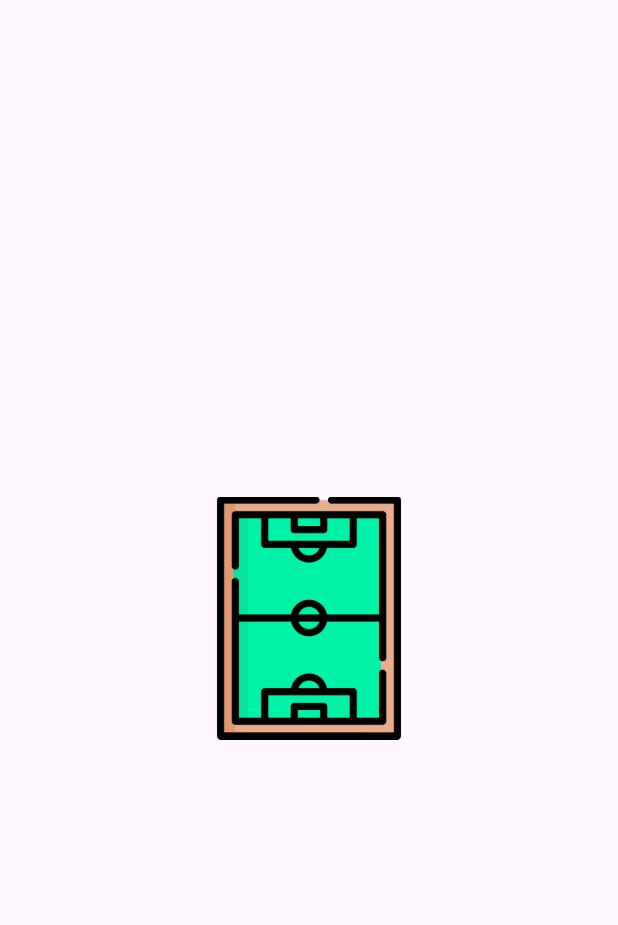
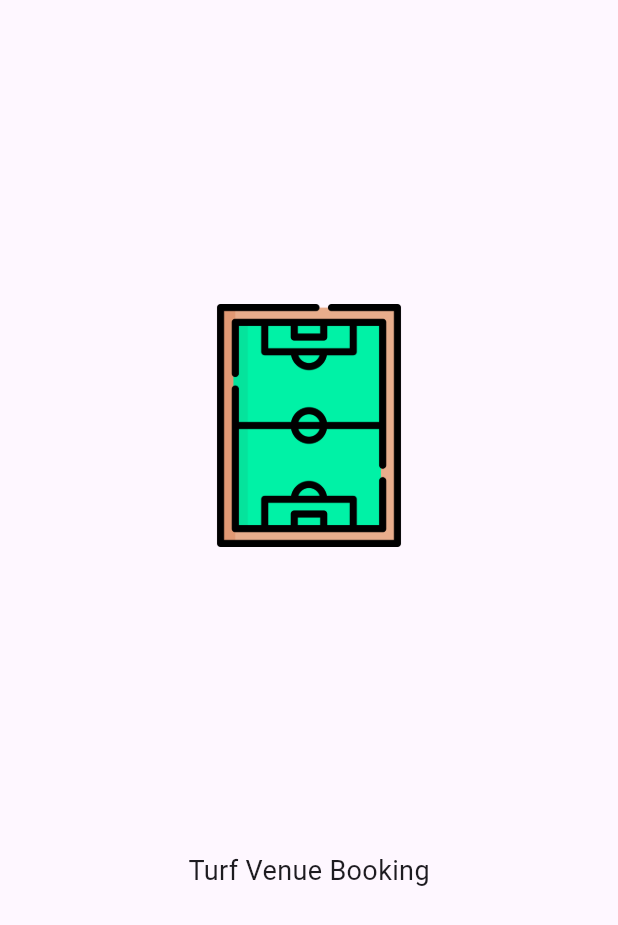
Before and after one commit to ismail-123-mubharakh/Turf-slot-booking, a Flutter app: the SplashScreen screen opened directly, on a phone screen of 412 x 824 dp. Shown: the top 925 px of the screen. Run offline on Flutter 3.47's test engine with Material 3 defaults, Android fonts, the phone set to English and light mode, and no system bars; our stand-ins replace flutter_svg; network calls fail.

Commit message:
File moved to a directory

```diff
--- a/lib/Home/model/venue_list_model.dart
+++ b/lib/Home/model/venue_list_model.dart
@@ -1,4 +1,3 @@
-
 class VenueListModel {
   int? id;
   String? name;
@@ -26,9 +25,10 @@ class VenueListModel {
         id: json["id"],
         name: json["name"],
         address: json["address"],
-    kilometres: json["kilometres"] != null ? json["kilometres"].toDouble() : null,
+        kilometres:
+            json["kilometres"] != null ? json["kilometres"].toDouble() : null,
         logo: json["logo"],
-    rating: json["rating"] != null ?  json["rating"].toDouble() : null,
+        rating: json["rating"] != null ? json["rating"].toDouble() : null,
         sports: List<String>.from(json["sports"].map((x) => x)),
         favourite: json["favourite"],
         price: Price.fromJson(json["price"]),
--- a/lib/Home/screen/splash_screen.dart
+++ b/lib/Home/screen/splash_screen.dart
@@ -3,6 +3,7 @@ import 'package:flutter/material.dart';
 import 'package:flutter_svg/svg.dart';
 import 'package:provider/provider.dart';
 import 'package:slot_booking_app/Home/view_model/venue_list_view_model.dart';
+
 class SplashScreen extends StatefulWidget {
   const SplashScreen({Key? key}) : super(key: key);
 
@@ -21,19 +22,28 @@ class SplashScreenState extends State<SplashScreen> {
 
   @override
   Widget build(BuildContext context) {
-    return  Scaffold(
+    return Scaffold(
         body: Center(
-          child: Container(
+      child: Column(
+        mainAxisAlignment: MainAxisAlignment.spaceEvenly,
+        children: [
+          Container(
             height: 162,
             width: 174,
             decoration: const BoxDecoration(
               shape: BoxShape.circle,
             ),
-            child: Image.asset(
-                "assets/images/soccer-field.png"
+            child: Image.asset("assets/images/soccer-field.png"),
+          ),
+          const Padding(
+            padding: EdgeInsets.only(bottom: 28.0),
+            child: Text(
+              "Turf Venue Booking",
+              style: TextStyle(fontSize: 18),
             ),
-          ),
-        )
-    );
+          )
+        ],
+      ),
+    ));
   }
 }
--- a/lib/Home/service/venue_list_service.dart
+++ b/lib/Home/service/venue_list_service.dart
@@ -8,17 +8,15 @@ import 'package:slot_booking_app/Home/model/venue_list_model.dart';
 
 class VenueListService {
   static Future<List<VenueListModel>?> fetchVenueList() async {
-
     const String apiUrl = 'https://phtest.demosoftfruit.com/venue-api/';
     try {
       Response response = await http.get(Uri.parse(apiUrl));
       List<dynamic> jsonResponse = json.decode(response.body);
       log("venue list data $jsonResponse");
-      return  jsonResponse.map((data) => VenueListModel.fromJson(data)).toList();
+      return jsonResponse.map((data) => VenueListModel.fromJson(data)).toList();
     } on Exception catch (e) {
       debugPrint(e.toString());
       return null;
     }
   }
-
 }
```
Also changed, not shown: lib/Home/screen/venue_list_screen.dart (+43 -45 lines), lib/Home/view_model/venue_list_view_model.dart (+43 -10 lines). Lines whose indentation alone changed are shown as unchanged.
